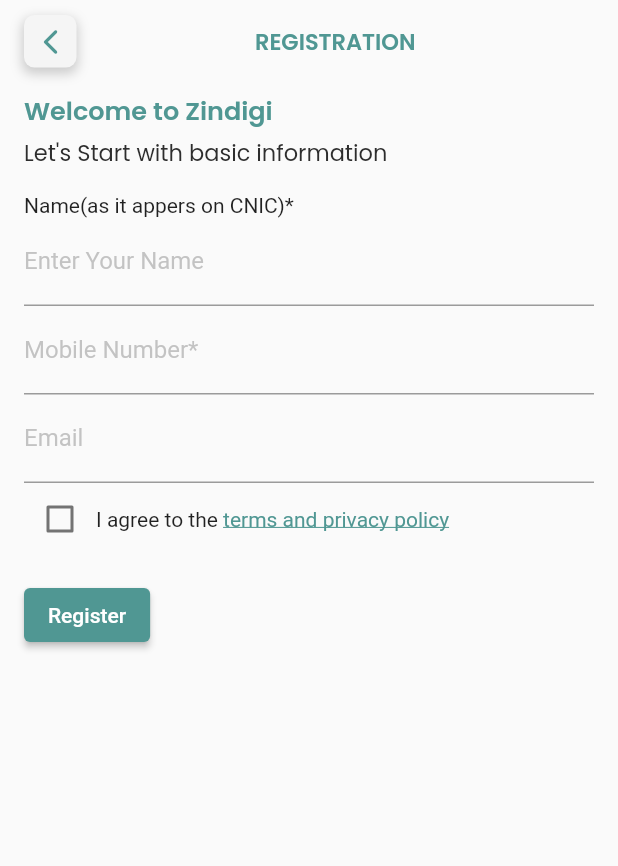
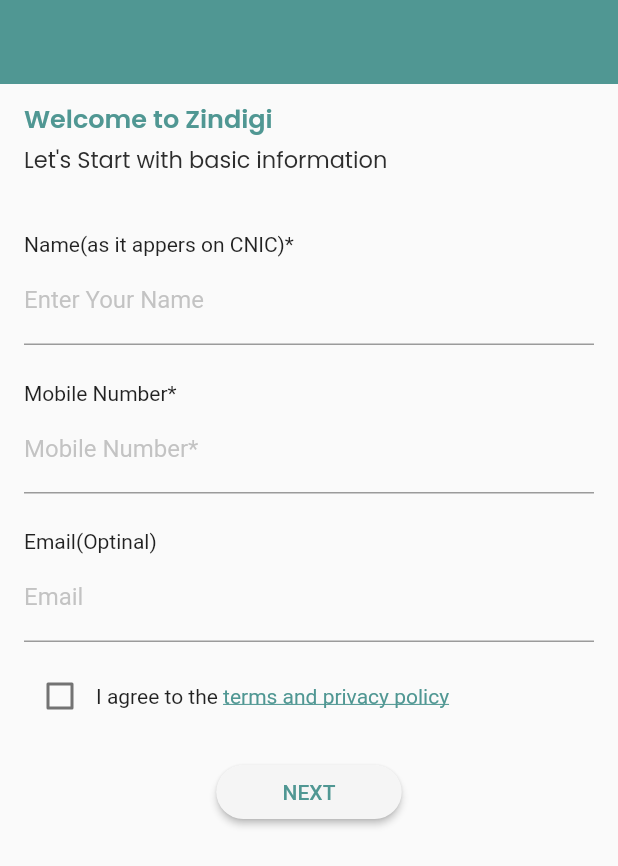
Before and after one commit to Salman313ali/Trading_App_Flutter, a Flutter app: the screen it shows after launch, after a tap on "CREATE AN ACCOUNT", on a phone screen of 412 x 824 dp. Shown: the top 866 px of the screen. Run offline on Flutter 3.47's test engine with Material 2 defaults, Android fonts, the phone set to English and light mode, and no system bars; our stand-ins replace carousel_slider, google_fonts, smooth_page_indicator.

Commit message:
added a pages in registraion and also added login screen

```diff
--- a/lib/src/Features/authentication/Screens/Registration/registration.dart
+++ b/lib/src/Features/authentication/Screens/Registration/registration.dart
@@ -1,5 +1,8 @@
+
 import 'package:flutter/material.dart';
 import 'package:trading_app/src/Constants/Color.dart';
+
+import 'cnic.dart';
 
 class RegistrationForm extends StatefulWidget {
   @override
@@ -17,65 +20,48 @@ class _RegistrationFormState extends State<RegistrationForm> {
   Widget build(BuildContext context) {
 
     return Scaffold(
-
-      body: SafeArea(
-        child: SingleChildScrollView(
-          child: Padding(
-            padding: const EdgeInsets.symmetric(horizontal: 16.0,vertical: 10.0),
-
-            child: Column(
-              crossAxisAlignment: CrossAxisAlignment.start,
-              children: [
-                Row(
-                  crossAxisAlignment: CrossAxisAlignment.center,
-                  mainAxisAlignment: MainAxisAlignment.center,
-                  children: [
-                    Container(
-                      width: 35.0,
-                      height: 35.0,
-                      decoration: BoxDecoration(
-                        borderRadius: BorderRadius.circular(7.0),
-                        color: TBgWhite,
-                        boxShadow: [
-                          BoxShadow(
-                            color: Colors.grey.withOpacity(0.5),
-                            spreadRadius: 1,
-                            blurRadius: 6,
-                            offset: Offset(0, 3),
-                          ),
-                        ],
-                      ),
-                      child: IconButton(
+      appBar: AppBar(
+        title: Text("Registration",style: Theme.of(context).textTheme.headline3!.copyWith(color: TGreen),),
+        centerTitle: true,
+        elevation: 0.0,
+        leading:  IconButton(
           onPressed: () {
             Navigator.pop(context);
           },
           icon: Icon(Icons.arrow_back_ios_rounded),
           color: TGreen,
-                        iconSize: 20.0,
+          iconSize: 25.0,
         ),
       ),
-                    Expanded(
-                      child: Center(
-                        child: Text(
-                          'REGISTRATION',
-                          style: Theme.of(context).textTheme.headline4!.copyWith(color: TGreen,fontWeight:FontWeight.w600)
-                        ),
-                      ),
-                    ),
-                  ],
-                ),
-                SizedBox(height: 16.0,),
+      body: SafeArea(
+        child: SingleChildScrollView(
+          child: Padding(
+
+            padding: const EdgeInsets.symmetric(horizontal: 16.0,vertical: 10.0),
+
+            child: Column(
+
+              crossAxisAlignment: CrossAxisAlignment.start,
+              children: [
+
                 Text("Welcome to Zindigi",style: Theme.of(context).textTheme.headline3!.copyWith(color: TGreen),),
                 SizedBox(height: 4.0,),
                 Text("Let's Start with basic information",style: Theme.of(context).textTheme.headline4,),
-                SizedBox(height: 16.0,),
-                Form(
+                SizedBox(height: 25.0,),
+
+                SingleChildScrollView(
+                  child: Form(
                     key: _formKey,
                     child: Column(
                       crossAxisAlignment: CrossAxisAlignment.start,
                       children: [
 
-                      Text("Name(as it appers on CNIC)*"),
+                    Padding(
+                    padding: const EdgeInsets.symmetric(vertical: 12.0),
+                    child: Column(
+                      crossAxisAlignment: CrossAxisAlignment.start,
+                      children: [
+                        const Text("Name(as it appers on CNIC)*"),
                         TextFormField(
                           controller: _nameController,
                           decoration: InputDecoration(
@@ -91,7 +77,16 @@ class _RegistrationFormState extends State<RegistrationForm> {
                             return null;
                           },
                         ),
+                      ],
+                    ),
+                  ),
 
+                        Padding(
+                          padding: const EdgeInsets.symmetric(vertical: 12.0),
+                          child: Column(
+                            crossAxisAlignment: CrossAxisAlignment.start,
+                            children: [
+                              const Text("Mobile Number*"),
                               TextFormField(
                                 controller: _mobileNumberController,
                                 decoration: InputDecoration(labelText: 'Mobile Number*',
@@ -110,6 +105,15 @@ class _RegistrationFormState extends State<RegistrationForm> {
                                   return null;
                                 },
                               ),
+                            ],
+                          ),
+                        ),
+                        Padding(
+                          padding: const EdgeInsets.symmetric(vertical: 12.0),
+                          child: Column(
+                            crossAxisAlignment: CrossAxisAlignment.start,
+                            children: [
+                              const Text("Email(Optinal)"),
                               TextFormField(
                                 controller: _emailController,
                                 decoration: InputDecoration(labelText: 'Email',
@@ -127,6 +131,9 @@ class _RegistrationFormState extends State<RegistrationForm> {
                                   }
                                   return null;
                                 },
+                              ),
+                            ],
+                          ),
                         ),
                         Row(
                           children: [
@@ -154,21 +161,37 @@ class _RegistrationFormState extends State<RegistrationForm> {
                             ),
                           ],
                         ),
-                      SizedBox(height: 16),
-                      ElevatedButton(
+                        const SizedBox(height: 16),
+                        Center(
+                          child: SizedBox(
+                            width: MediaQuery.of(context).size.width*0.3,
+                            child: ElevatedButton(
+
                               onPressed: () {
                                 if (_formKey.currentState!.validate() &&
                                     _termsAndPrivacyChecked) {
-                            // Form is valid and terms and privacy policy are accepted, submit data
-                            // TODO: implement registration logic
+                                  Navigator.push(
+                                    context,
+                                    MaterialPageRoute(
+                                      builder: (context) => CnicForm(),
+                                    ),
+                                  );
                                 } else if (!_termsAndPrivacyChecked) {
                                   ScaffoldMessenger.of(context).showSnackBar(
-                                SnackBar(content: Text('Please accept the terms and privacy policy')));
+                                      const SnackBar(content: Text('Please accept the terms and privacy policy')));
                                 }
                               },
-                        child: Text('Register'),
+                              child: Text('NEXT',style: TextStyle(color: TGreen)),
+                              style: ElevatedButton.styleFrom(
+                                backgroundColor: TBgWhite,// background color
+                                shape: RoundedRectangleBorder(
+                                  borderRadius: BorderRadius.circular(30), // rounded border
                               ),
-                    ],
+                            ),
+                        ),
+                          ),
+                        )],
+                    ),
                   ),
                 ),
               ],
--- a/lib/src/Features/authentication/Screens/on_boarding_screen.dart
+++ b/lib/src/Features/authentication/Screens/on_boarding_screen.dart
@@ -1,5 +1,6 @@
 import 'package:flutter/material.dart';
 import 'package:trading_app/src/Constants/Color.dart';
+import 'package:trading_app/src/Features/authentication/Screens/login.dart';
 import 'Registration/registration.dart';
 import 'Wigets/Mslider.dart';
 
@@ -14,14 +15,18 @@ class OnboardingScreen extends StatelessWidget {
           child: Column(
             mainAxisAlignment: MainAxisAlignment.spaceBetween,
             children: [
-              Padding(
-                padding: const EdgeInsets.only(top: 55.0),
+
+              //logo of company
+              const Padding(
+                padding: EdgeInsets.only(top: 55.0),
                 child: Image(
                   image: AssetImage("Assets/Images/Logo/logo.png"),
                   width: 110.0,
                 ),
               ),
-              MSlider(
+
+              //Slider
+              const MSlider(
                 mainPath: "Assets/Images/onboardimages/",
                 picsPath: ["pic1.png", "pic2.png", "pic3.png"],
                 cont: [
@@ -30,21 +35,16 @@ class OnboardingScreen extends StatelessWidget {
                   "Get your Debit card or Go virtual with our MasterCard"
                 ],
               ),
+
+              //Buttons
               Column(
                 children: [
+                  const SizedBox(height: 10.0,),
+
+                  //create account button
                   SizedBox(
                     width: MediaQuery.of(context).size.width * 0.7,
                     child: FilledButton(
-                      child: Padding(
-                        padding: const EdgeInsets.symmetric(horizontal: 12),
-                        child: Text(
-                          "CREATE AN ACCOUNT",
-                          style: Theme.of(context)
-                              .textTheme
-                              .headline3!
-                              .copyWith(color: TWhite),
-                        ),
-                      ),
                       onPressed: () {
                         Navigator.push(
                           context,
@@ -58,9 +58,22 @@ class OnboardingScreen extends StatelessWidget {
                         backgroundColor:
                         MaterialStateProperty.all<Color>(TGreen),
                       ),
+                      child: Padding(
+                        padding: const EdgeInsets.symmetric(horizontal: 12),
+                        child: Text(
+                          "CREATE AN ACCOUNT",
+                          style: Theme.of(context)
+                              .textTheme
+                              .headline3!
+                              .copyWith(color: TWhite),
+                        ),
+                      ),
                     ),
                   ),
-                  SizedBox(height: 0.0),
+                  const SizedBox(height: 0.0),
+
+
+                  //text
                   Padding(
                     padding: const EdgeInsets.symmetric(vertical: 5),
                     child: Text(
@@ -68,9 +81,25 @@ class OnboardingScreen extends StatelessWidget {
                       style: Theme.of(context).textTheme.headline4,
                     ),
                   ),
+
+
+                  //Login Button
                   SizedBox(
                     width: MediaQuery.of(context).size.width * 0.7,
                     child: FilledButton(
+                      onPressed: () {
+                        Navigator.push(
+                          context,
+                          MaterialPageRoute(
+                            builder: (context) => LoginPage(),
+                          ),
+                        );
+                      },
+                      style: ButtonStyle(
+                        elevation: MaterialStateProperty.all<double>(2.0),
+                        backgroundColor:
+                        MaterialStateProperty.all<Color>(TBgWhite),
+                      ),
                       child: Padding(
                         padding: const EdgeInsets.symmetric(horizontal: 12),
                         child: Text(
@@ -80,12 +109,6 @@ class OnboardingScreen extends StatelessWidget {
                               .headline3!
                               .copyWith(color: TGreen),
                         ),
-                      ),
-                      onPressed: () {},
-                      style: ButtonStyle(
-                        elevation: MaterialStateProperty.all<double>(2.0),
-                        backgroundColor:
-                        MaterialStateProperty.all<Color>(TBgWhite),
                       ),
                     ),
                   ),
--- a/lib/src/Utils/Widget_themes/text_theme.dart
+++ b/lib/src/Utils/Widget_themes/text_theme.dart
@@ -40,8 +40,9 @@ class TTextTheme{
   ),
       headline2:GoogleFonts.poppins(
           color: TWhite,
-          fontWeight: FontWeight.w600,
-          fontSize: 24.0
+          fontWeight: FontWeight.w500,
+          fontSize: 20.0,
+          height: 1.1
       ),
       headline1:GoogleFonts.poppins(
           color: TWhite,
--- a/pubspec.yaml
+++ b/pubspec.yaml
@@ -39,6 +39,8 @@ dependencies:
   flutter_native_splash: ^2.2.19
   carousel_slider: ^4.2.1
   smooth_page_indicator: ^1.0.1
+  intl: ^0.18.0
+  shared_preferences: ^2.1.0
 
 dev_dependencies:
   flutter_test:
```
Also changed, not shown: lib/src/Features/Home/Home.dart (added, +19 -0 lines), lib/src/Features/authentication/Screens/Registration/cnic.dart (added, +162 -0 lines), lib/src/Features/authentication/Screens/login.dart (added, +114 -0 lines), pubspec.lock. Lines whose indentation alone changed are shown as unchanged.
